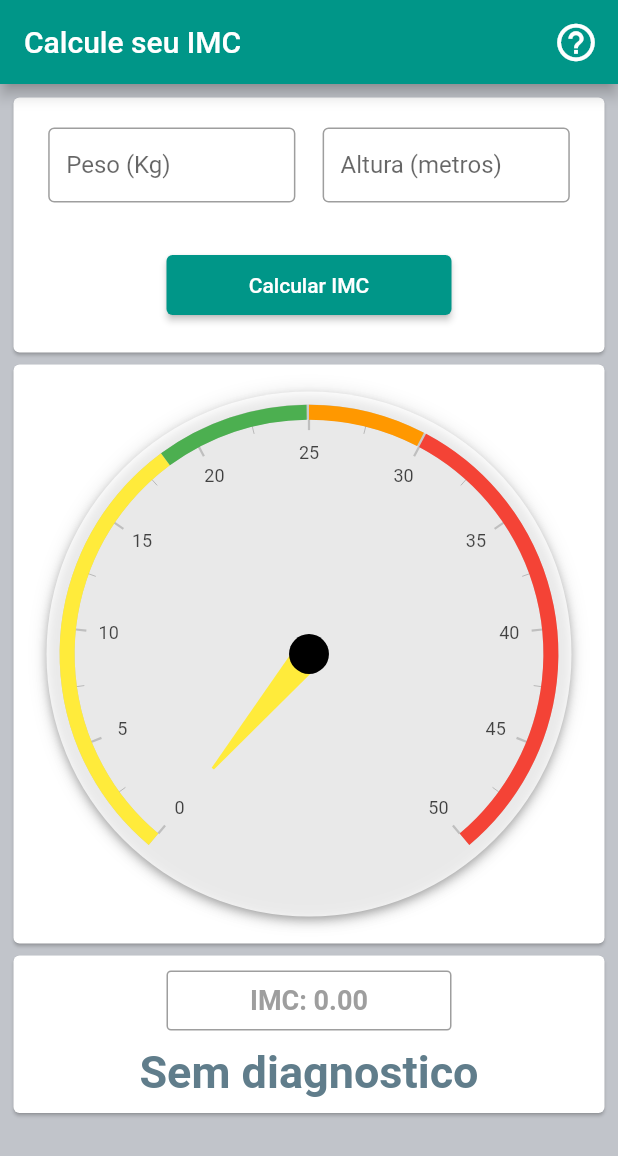
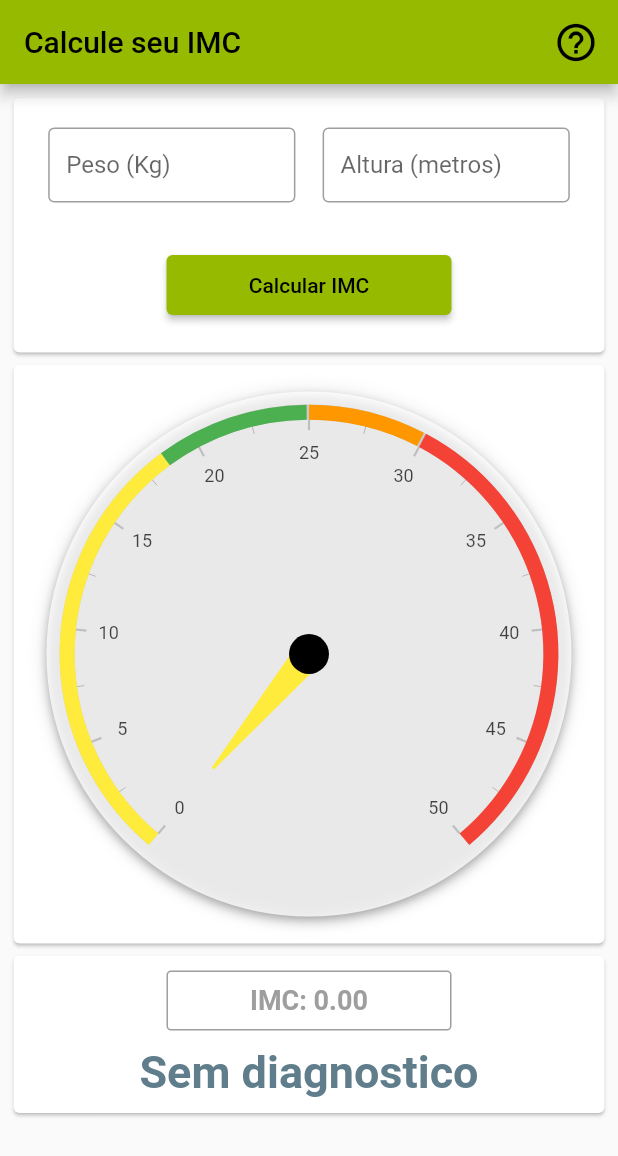
Before and after one commit to joaovitorpd/calculo_imc, a Flutter app: the screen it shows after launch, on a phone screen of 412 x 824 dp. Shown: the top 1156 px of the screen. Run offline on Flutter 3.47's test engine with Material 2 defaults, Android fonts, the phone set to English and light mode, and no system bars; drawn by our look-alikes of syncfusion_flutter_gauges; our stand-ins replace brasil_fields.

Commit message:
Implemented Palette in main.dart

```diff
--- a/lib/main.dart
+++ b/lib/main.dart
@@ -1,3 +1,4 @@
+import 'package:calculo_imc/config/palette.dart';
 import 'package:calculo_imc/screens/home_page.dart';
 import 'package:flutter/material.dart';
 
@@ -16,9 +17,10 @@ class AppCalculoIMC extends StatelessWidget {
       debugShowCheckedModeBanner: false,
       locale: const Locale('pt', 'BR'),
       theme: ThemeData(
-          primarySwatch: Colors.teal,
-          cardColor: const Color.fromRGBO(255, 255, 255, 1),
-          scaffoldBackgroundColor: const Color.fromARGB(255, 193, 196, 202)),
+        primarySwatch: Palette.modoEscuro,
+        //cardColor: const Color.fromRGBO(255, 255, 255, 1),
+        //scaffoldBackgroundColor: const Color.fromARGB(255, 193, 196, 202)
+      ),
       home: const HomePage(title: 'Calcule seu IMC'),
     );
   }
```
